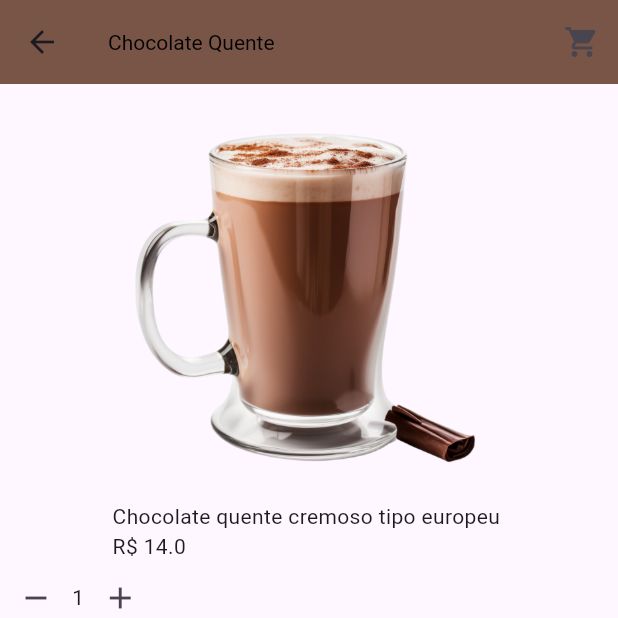
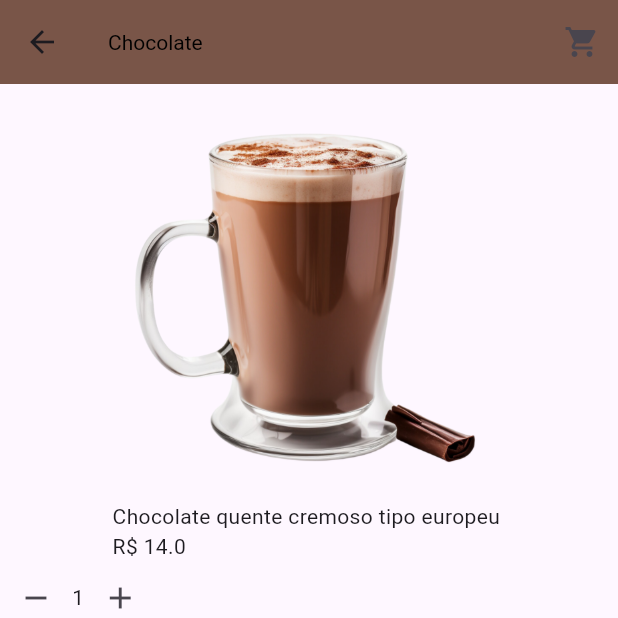
Before and after one commit to heitor2003/deliveryLHJcafe, a Flutter app: the TelaChocolate screen opened directly, on a phone screen of 412 x 824 dp, the top half of it. Run offline on Flutter 3.47's test engine with Material 3 defaults, Android fonts, the light colour scheme and no system bars.

Commit message:
Final commit

```diff
--- a/lib/produtos/telaCafe.dart
+++ b/lib/produtos/telaCafe.dart
@@ -21,7 +21,7 @@ class _TelaCafeState extends State<TelaCafe> {
   Widget build(BuildContext context) {
     return Scaffold(
       appBar: AppBar(
-        title: Textos("Café Espresso", Colors.black),
+        title: Textos(_nome, Colors.black),
         backgroundColor: Colors.brown,
         actions: [
           IconButton(
--- a/lib/produtos/telaCafeGelado.dart
+++ b/lib/produtos/telaCafeGelado.dart
@@ -21,7 +21,7 @@ class _TelaCafeGeladoState extends State<TelaCafeGelado> {
   Widget build(BuildContext context) {
     return Scaffold(
       appBar: AppBar(
-        title: Textos("Café Gelado", Colors.black),
+        title: Textos(_nome, Colors.black),
         backgroundColor: Colors.brown,
         actions: [
           IconButton(
--- a/lib/produtos/telaCapp.dart
+++ b/lib/produtos/telaCapp.dart
@@ -21,7 +21,7 @@ class _TelaCappState extends State<TelaCapp> {
   Widget build(BuildContext context){
     return Scaffold(
       appBar: AppBar(
-        title: Textos("Cappuccino", Colors.black),
+        title: Textos(_nome, Colors.black),
         backgroundColor: Colors.brown,
         actions: [
           IconButton(
--- a/lib/produtos/telaChocolate.dart
+++ b/lib/produtos/telaChocolate.dart
@@ -21,7 +21,7 @@ class _TelaChocolateState extends State<TelaChocolate> {
   Widget build(BuildContext context) {
     return Scaffold(
       appBar: AppBar(
-        title: Textos("Chocolate Quente", Colors.black),
+        title: Textos(_nome, Colors.black),
         backgroundColor: Colors.brown,
         actions: [
           IconButton(
--- a/lib/produtos/telaCookie.dart
+++ b/lib/produtos/telaCookie.dart
@@ -21,7 +21,7 @@ class _TelaCookieState extends State<TelaCookie> {
   Widget build(BuildContext context) {
     return Scaffold(
       appBar: AppBar(
-        title: Textos("Cookie", Colors.black),
+        title: Textos(_nome, Colors.black),
         backgroundColor: Colors.brown,
         actions: [
           IconButton(
--- a/lib/produtos/telaDonut.dart
+++ b/lib/produtos/telaDonut.dart
@@ -21,7 +21,7 @@ class _TelaDonutState extends State<TelaDonut> {
   Widget build(BuildContext context) {
     return Scaffold(
       appBar: AppBar(
-        title: Textos("Café", Colors.black),
+        title: Textos(_nome, Colors.black),
         backgroundColor: Colors.brown,
         actions: [
           IconButton(
--- a/lib/produtos/telaPaoChapa.dart
+++ b/lib/produtos/telaPaoChapa.dart
@@ -21,7 +21,7 @@ class _TelaPaoChapaState extends State<TelaPaoChapa> {
   Widget build(BuildContext context) {
     return Scaffold(
       appBar: AppBar(
-        title: Textos("Pão Na Chapa", Colors.black),
+        title: Textos(_nome, Colors.black),
         backgroundColor: Colors.brown,
         actions: [
           IconButton(
--- a/lib/produtos/telaPaoQueijo.dart
+++ b/lib/produtos/telaPaoQueijo.dart
@@ -21,7 +21,7 @@ class _TelaPaoQueijoState extends State<TelaPaoQueijo> {
   Widget build(BuildContext context) {
     return Scaffold(
       appBar: AppBar(
-        title: Textos("Pão de Queijo", Colors.black),
+        title: Textos(_nome, Colors.black),
         backgroundColor: Colors.brown,
         actions: [
           IconButton(
```
